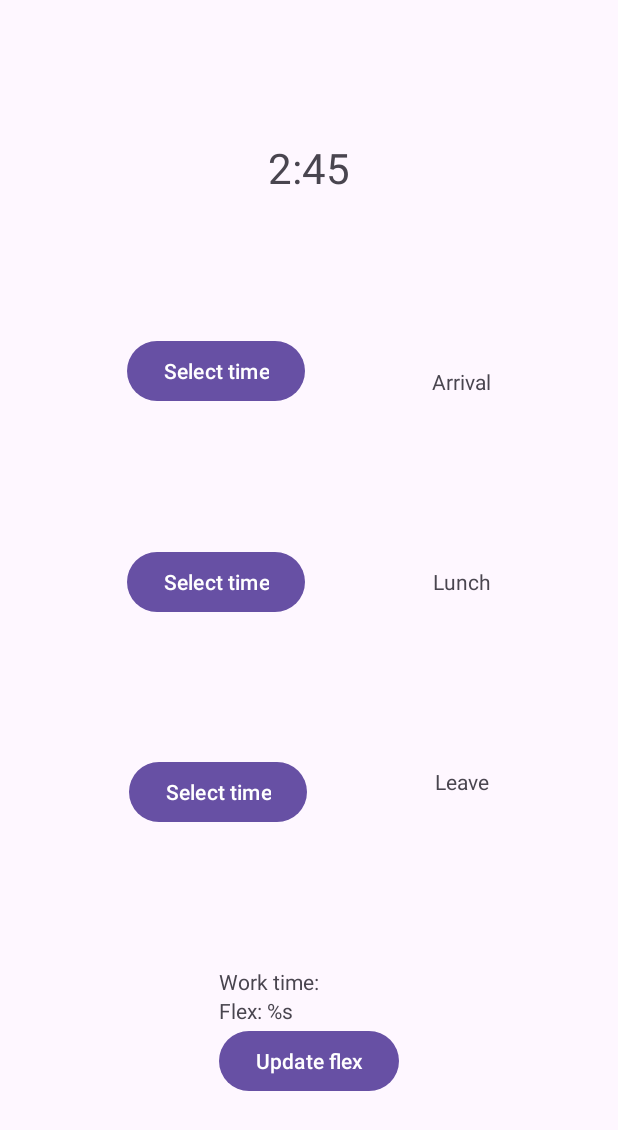
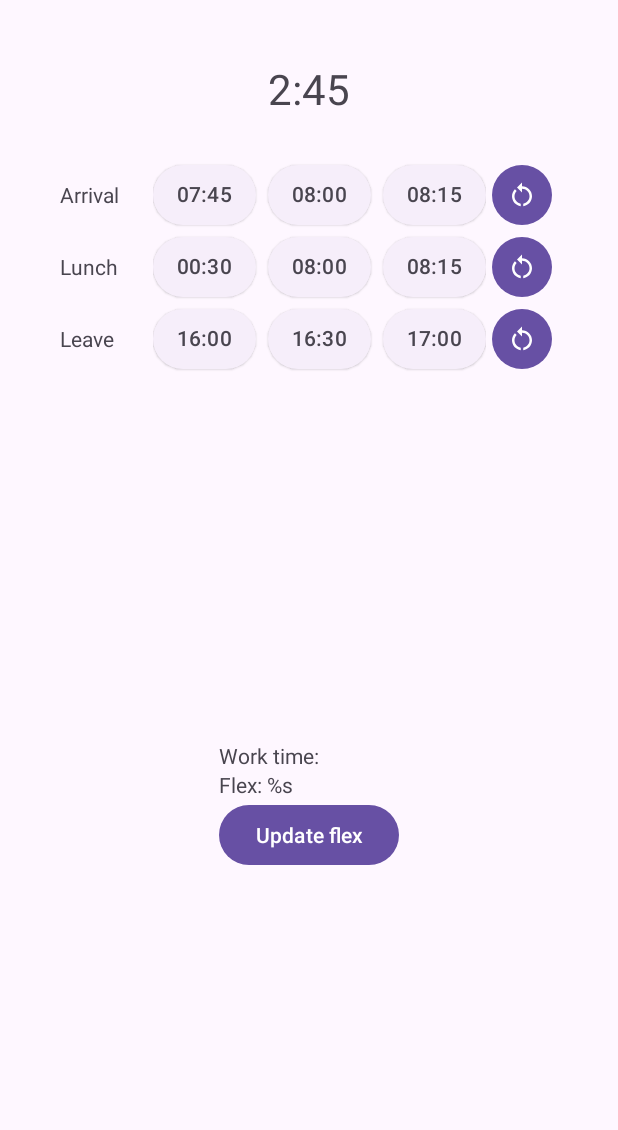
Before and after one commit to OneZeroWasTaken/Ele.ven, an Android app: the layout activity_main.xml on its own in the app's theme, with its tools: preview values and no code run, on a phone screen of 412 x 824 dp. Shown: the top 1130 px of the screen. Run offline under Robolectric (Android 15) with nearby library versions, the phone set to English and light mode, and no system bars.

Commit message:
Update main layout

```diff
--- /dev/null
+++ b/app/src/main/res/drawable/icon_reset.xml
@@ -0,0 +1,7 @@
+<vector xmlns:android="http://schemas.android.com/apk/res/android" android:height="24dp" android:tint="#000000" android:viewportHeight="24" android:viewportWidth="24" android:width="24dp">
+
+    <path android:fillColor="@android:color/white" android:pathData="M12,5V2L8,6l4,4V7c3.31,0 6,2.69 6,6c0,2.97 -2.17,5.43 -5,5.91v2.02c3.95,-0.49 7,-3.85 7,-7.93C20,8.58 16.42,5 12,5z"/>
+
+    <path android:fillColor="@android:color/white" android:pathData="M6,13c0,-1.65 0.67,-3.15 1.76,-4.24L6.34,7.34C4.9,8.79 4,10.79 4,13c0,4.08 3.05,7.44 7,7.93v-2.02C8.17,18.43 6,15.97 6,13z"/>
+
+</vector>
--- a/app/src/main/res/layout/activity_main.xml
+++ b/app/src/main/res/layout/activity_main.xml
@@ -12,71 +12,130 @@
         android:layout_height="wrap_content"
         android:textAlignment="center"
         android:textSize="28sp"
-        app:layout_constraintBottom_toTopOf="@id/button_select_arrival"
-        app:layout_constraintEnd_toEndOf="parent"
-        app:layout_constraintStart_toStartOf="parent"
+        android:layout_marginTop="@dimen/main_padding"
         app:layout_constraintTop_toTopOf="parent"
         tools:text="2:45" />
 
-    <Button
-        android:id="@+id/button_select_arrival"
-        android:layout_width="wrap_content"
+    <LinearLayout
+        android:id="@+id/layout_arrival"
+        android:layout_width="match_parent"
         android:layout_height="wrap_content"
-        android:text="@string/select_time"
-        app:layout_constraintBottom_toTopOf="@id/button_select_lunch"
-        app:layout_constraintEnd_toStartOf="@id/text_arrival"
-        app:layout_constraintStart_toStartOf="parent"
-        app:layout_constraintTop_toBottomOf="@id/text_total_flex" />
+        android:orientation="horizontal"
+        android:layout_marginTop="@dimen/small_distance"
+        android:paddingHorizontal="@dimen/main_padding"
+        app:layout_constraintTop_toBottomOf="@id/text_total_flex">
 
         <TextView
             android:id="@+id/text_arrival"
+            android:layout_width="0dp"
+            android:layout_height="wrap_content"
+            android:layout_weight="1"
+            android:text="@string/arrival" />
+
+        <com.google.android.material.chip.ChipGroup
+            android:layout_width="wrap_content"
+            android:layout_height="wrap_content">
+
+            <com.google.android.material.chip.Chip
+                style="@style/Eleven.Chip"
+                tools:text="07:45" />
+
+            <com.google.android.material.chip.Chip
+                style="@style/Eleven.Chip"
+                tools:text="08:00" />
+
+            <com.google.android.material.chip.Chip
+                style="@style/Eleven.Chip"
+                tools:text="08:15" />
+        </com.google.android.material.chip.ChipGroup>
+
+        <Button
+            android:id="@+id/button_select_arrival"
+            style="?attr/materialIconButtonFilledStyle"
             android:layout_width="wrap_content"
             android:layout_height="wrap_content"
-        android:text="@string/arrival"
-        app:layout_constraintBottom_toTopOf="@id/text_lunch"
-        app:layout_constraintEnd_toEndOf="parent"
-        app:layout_constraintStart_toEndOf="@+id/button_select_arrival"
-        app:layout_constraintTop_toBottomOf="@id/text_total_flex" />
+            app:icon="@drawable/icon_reset" />
+    </LinearLayout>
 
-    <Button
-        android:id="@+id/button_select_lunch"
-        android:layout_width="wrap_content"
+    <LinearLayout
+        android:id="@+id/layout_lunch"
+        android:layout_width="match_parent"
         android:layout_height="wrap_content"
-        android:text="@string/select_time"
-        app:layout_constraintBottom_toTopOf="@id/button_select_leave"
-        app:layout_constraintEnd_toStartOf="@id/text_lunch"
-        app:layout_constraintStart_toStartOf="parent"
-        app:layout_constraintTop_toBottomOf="@id/button_select_arrival" />
+        android:orientation="horizontal"
+        android:paddingHorizontal="@dimen/main_padding"
+        app:layout_constraintTop_toBottomOf="@id/layout_arrival">
 
         <TextView
             android:id="@+id/text_lunch"
+            android:layout_width="0dp"
+            android:layout_height="wrap_content"
+            android:layout_weight="1"
+            android:text="@string/lunch" />
+
+        <com.google.android.material.chip.ChipGroup
+            android:layout_width="wrap_content"
+            android:layout_height="wrap_content">
+
+            <com.google.android.material.chip.Chip
+                style="@style/Eleven.Chip"
+                tools:text="00:30" />
+
+            <com.google.android.material.chip.Chip
+                style="@style/Eleven.Chip"
+                tools:text="08:00" />
+
+            <com.google.android.material.chip.Chip
+                style="@style/Eleven.Chip"
+                tools:text="08:15" />
+        </com.google.android.material.chip.ChipGroup>
+
+        <com.google.android.material.button.MaterialButton
+            android:id="@+id/button_select_lunch"
+            style="?attr/materialIconButtonFilledStyle"
             android:layout_width="wrap_content"
             android:layout_height="wrap_content"
-        android:text="@string/lunch"
-        app:layout_constraintBottom_toTopOf="@id/text_leave"
-        app:layout_constraintEnd_toEndOf="parent"
-        app:layout_constraintStart_toEndOf="@+id/button_select_lunch"
-        app:layout_constraintTop_toBottomOf="@id/text_arrival" />
+            app:icon="@drawable/icon_reset" />
+    </LinearLayout>
 
-    <Button
-        android:id="@+id/button_select_leave"
-        android:layout_width="wrap_content"
+    <LinearLayout
+        android:id="@+id/layout_leave"
+        android:layout_width="match_parent"
         android:layout_height="wrap_content"
-        android:text="@string/select_time"
-        app:layout_constraintBottom_toTopOf="@id/layout_calculated_time_texts"
-        app:layout_constraintEnd_toStartOf="@id/text_leave"
-        app:layout_constraintStart_toStartOf="parent"
-        app:layout_constraintTop_toBottomOf="@id/button_select_lunch" />
+        android:orientation="horizontal"
+        android:paddingHorizontal="@dimen/main_padding"
+        app:layout_constraintTop_toBottomOf="@id/layout_lunch">
 
         <TextView
             android:id="@+id/text_leave"
+            android:layout_width="0dp"
+            android:layout_height="wrap_content"
+            android:layout_weight="1"
+            android:text="@string/leave" />
+
+        <com.google.android.material.chip.ChipGroup
+            android:layout_width="wrap_content"
+            android:layout_height="wrap_content">
+
+            <com.google.android.material.chip.Chip
+                style="@style/Eleven.Chip"
+                tools:text="16:00" />
+
+            <com.google.android.material.chip.Chip
+                style="@style/Eleven.Chip"
+                tools:text="16:30" />
+
+            <com.google.android.material.chip.Chip
+                style="@style/Eleven.Chip"
+                tools:text="17:00" />
+        </com.google.android.material.chip.ChipGroup>
+
+        <com.google.android.material.button.MaterialButton
+            android:id="@+id/button_select_leave"
+            style="?attr/materialIconButtonFilledStyle"
             android:layout_width="wrap_content"
             android:layout_height="wrap_content"
-        android:text="@string/leave"
-        app:layout_constraintBottom_toTopOf="@id/layout_calculated_time_texts"
-        app:layout_constraintEnd_toEndOf="parent"
-        app:layout_constraintStart_toEndOf="@+id/button_select_leave"
-        app:layout_constraintTop_toBottomOf="@id/text_lunch" />
+            app:icon="@drawable/icon_reset" />
+    </LinearLayout>
 
     <LinearLayout
         android:id="@+id/layout_calculated_time_texts"
@@ -86,7 +145,7 @@
         app:layout_constraintBottom_toBottomOf="parent"
         app:layout_constraintEnd_toEndOf="parent"
         app:layout_constraintStart_toStartOf="parent"
-        app:layout_constraintTop_toBottomOf="@id/button_select_leave">
+        app:layout_constraintTop_toBottomOf="@id/layout_leave">
 
         <TextView
             android:id="@+id/text_work_time"
--- /dev/null
+++ b/app/src/main/res/values/dimens.xml
@@ -0,0 +1,5 @@
+<?xml version="1.0" encoding="utf-8"?>
+<resources>
+    <dimen name="main_padding">40dp</dimen>
+    <dimen name="small_distance">28dp</dimen>
+</resources>
--- a/app/src/main/res/values/themes.xml
+++ b/app/src/main/res/values/themes.xml
@@ -6,4 +6,11 @@
     </style>
 
     <style name="Theme.Eleven" parent="Base.Theme.Eleven" />
+
+    <style name="Eleven.Chip" parent="Widget.Material3.Chip.Suggestion.Elevated">
+        <item name="android:layout_width">wrap_content</item>
+        <item name="android:layout_height">wrap_content</item>
+        <item name="chipMinHeight">40dp</item>
+        <item name="chipCornerRadius">20dp</item>
+    </style>
 </resources>
```
Lines whose indentation alone changed are shown as unchanged.
